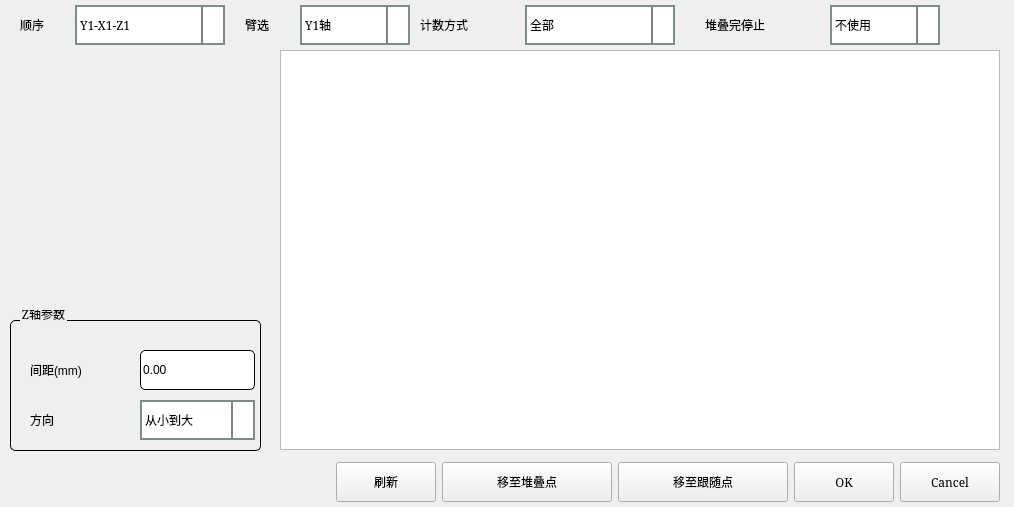
First picture: the form in dialogs/stackedit.ui, repository Jade-yun/MachineTool, before the edit.
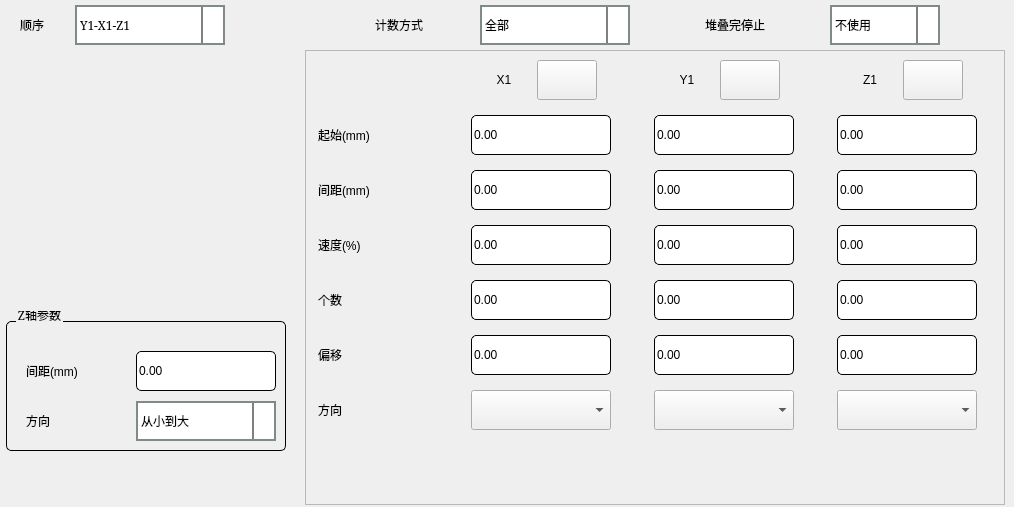
Second picture: the form after the edit. Icons and pictures are not drawn.

The edit to the form file:
```diff
--- a/dialogs/stackedit.ui
+++ b/dialogs/stackedit.ui
@@ -83,12 +83,24 @@
   <widget class="QGroupBox" name="grboxAxisZPara">
    <property name="geometry">
     <rect>
-     <x>10</x>
-     <y>310</y>
-     <width>251</width>
-     <height>141</height>
+     <x>6</x>
+     <y>311</y>
+     <width>280</width>
+     <height>140</height>
     </rect>
    </property>
+   <property name="minimumSize">
+    <size>
+     <width>280</width>
+     <height>140</height>
+    </size>
+   </property>
+   <property name="maximumSize">
+    <size>
+     <width>280</width>
+     <height>140</height>
+    </size>
+   </property>
    <property name="font">
     <font>
      <family>SimSun</family>
@@ -145,13 +157,13 @@
      <rect>
       <x>130</x>
       <y>90</y>
-      <width>115</width>
+      <width>140</width>
       <height>40</height>
      </rect>
     </property>
     <property name="minimumSize">
      <size>
-      <width>0</width>
+      <width>140</width>
       <height>40</height>
      </size>
     </property>
@@ -222,43 +234,18 @@
      <string>方向</string>
     </property>
    </widget>
-   <widget class="QLabel" name="labGap">
-    <property name="geometry">
-     <rect>
-      <x>20</x>
-      <y>40</y>
-      <width>111</width>
-      <height>40</height>
-     </rect>
-    </property>
-    <property name="minimumSize">
-     <size>
-      <width>0</width>
-      <height>40</height>
-     </size>
-    </property>
-    <property name="maximumSize">
-     <size>
-      <width>16777215</width>
-      <height>40</height>
-     </size>
-    </property>
-    <property name="text">
-     <string>间距(mm)</string>
-    </property>
-   </widget>
-   <widget class="QLineEdit" name="editGap">
+   <widget class="QLineEdit" name="editIntervalDis">
     <property name="geometry">
      <rect>
       <x>130</x>
       <y>40</y>
-      <width>115</width>
+      <width>140</width>
       <height>40</height>
      </rect>
     </property>
     <property name="minimumSize">
      <size>
-      <width>0</width>
+      <width>140</width>
       <height>40</height>
      </size>
     </property>
@@ -278,6 +265,31 @@
      <string>0.00</string>
     </property>
    </widget>
+   <widget class="QLabel" name="labIntervalDis">
+    <property name="geometry">
+     <rect>
+      <x>20</x>
+      <y>40</y>
+      <width>111</width>
+      <height>40</height>
+     </rect>
+    </property>
+    <property name="minimumSize">
+     <size>
+      <width>0</width>
+      <height>40</height>
+     </size>
+    </property>
+    <property name="maximumSize">
+     <size>
+      <width>16777215</width>
+      <height>40</height>
+     </size>
+    </property>
+    <property name="text">
+     <string>间距(mm)</string>
+    </property>
+   </widget>
   </widget>
   <widget class="QLabel" name="labOrder">
    <property name="geometry">
@@ -389,7 +401,7 @@
   <widget class="QLabel" name="labCounWay">
    <property name="geometry">
     <rect>
-     <x>420</x>
+     <x>375</x>
      <y>5</y>
      <width>101</width>
      <height>40</height>
@@ -414,7 +426,7 @@
   <widget class="QComboBox" name="coboxCountWay">
    <property name="geometry">
     <rect>
-     <x>525</x>
+     <x>480</x>
      <y>5</y>
      <width>150</width>
      <height>40</height>
@@ -548,117 +560,54 @@
     </property>
    </item>
   </widget>
-  <widget class="QTableWidget" name="tableStack">
+  <widget class="QLabel" name="labGif">
    <property name="geometry">
     <rect>
-     <x>280</x>
+     <x>20</x>
+     <y>54</y>
+     <width>250</width>
+     <height>250</height>
+    </rect>
+   </property>
+   <property name="maximumSize">
+    <size>
+     <width>250</width>
+     <height>250</height>
+    </size>
+   </property>
+   <property name="text">
+    <string/>
+   </property>
+  </widget>
+  <widget class="QStackedWidget" name="stkWgtStackWay">
+   <property name="geometry">
+    <rect>
+     <x>305</x>
      <y>50</y>
-     <width>720</width>
-     <height>400</height>
+     <width>710</width>
+     <height>460</height>
     </rect>
    </property>
-   <attribute name="horizontalHeaderMinimumSectionSize">
-    <number>180</number>
-   </attribute>
-   <attribute name="horizontalHeaderDefaultSectionSize">
-    <number>180</number>
-   </attribute>
-   <attribute name="verticalHeaderDefaultSectionSize">
-    <number>40</number>
-   </attribute>
-  </widget>
-  <widget class="QComboBox" name="coboxArmSelect">
-   <property name="geometry">
-    <rect>
-     <x>300</x>
-     <y>5</y>
-     <width>110</width>
-     <height>40</height>
-    </rect>
+   <property name="currentIndex">
+    <number>1</number>
    </property>
-   <property name="minimumSize">
-    <size>
-     <width>110</width>
-     <height>40</height>
-    </size>
-   </property>
-   <property name="maximumSize">
-    <size>
-     <width>110</width>
-     <height>40</height>
-    </size>
-   </property>
-   <property name="font">
-    <font>
-     <family>SimSun</family>
-    </font>
-   </property>
-   <property name="styleSheet">
-    <string notr="true">QComboBox::!editable {
-                      border: 2px solid #808A87; /* 边框宽度和颜色 */
-                       }
-QComboBox::drop-down {
-    subcontrol-origin: padding-right;
-    subcontrol-position: top right;
-    width: 20px; /* 下拉箭头宽度 */
-    border-left-width: 2px; /* 文本和箭头之间的分隔线宽度 */
-    border-left-color: gray; /* 文本和箭头之间的分隔线颜色 */
-    border-left-style: solid; /* 文本和箭头之间的分隔线样式 */
-}
- 
-QComboBox::down-arrow {
-    image: url(:/images/arrow_down_normal.png); /* 自定义下拉箭头图片 */
-}
-
-
-</string>
-   </property>
-   <item>
-    <property name="text">
-     <string>Y1轴</string>
-    </property>
-   </item>
-   <item>
-    <property name="text">
-     <string>Y2轴</string>
-    </property>
-   </item>
-  </widget>
-  <widget class="QLabel" name="labArmSelect">
+   <widget class="QWidget" name="page">
+    <widget class="QWidget" name="layoutWidget">
    <property name="geometry">
     <rect>
-     <x>245</x>
-     <y>5</y>
-     <width>51</width>
-     <height>40</height>
-    </rect>
-   </property>
-   <property name="minimumSize">
-    <size>
-     <width>0</width>
-     <height>40</height>
-    </size>
-   </property>
-   <property name="maximumSize">
-    <size>
-     <width>16777215</width>
-     <height>40</height>
-    </size>
-   </property>
-   <property name="text">
-    <string>臂选</string>
-   </property>
-  </widget>
-  <widget class="QWidget" name="">
-   <property name="geometry">
-    <rect>
-     <x>291</x>
-     <y>461</y>
-     <width>709</width>
-     <height>42</height>
-    </rect>
-   </property>
-   <layout class="QHBoxLayout" name="horizontalLayout">
+       <x>0</x>
+       <y>400</y>
+       <width>701</width>
+       <height>51</height>
+      </rect>
+     </property>
+     <layout class="QHBoxLayout" name="hLayoutBottomBtn">
+      <property name="topMargin">
+       <number>6</number>
+      </property>
+      <property name="bottomMargin">
+       <number>1</number>
+      </property>
     <item>
      <spacer name="horizontalSpacer">
       <property name="orientation">
@@ -850,6 +799,744 @@
     </item>
    </layout>
   </widget>
+    <widget class="QTableWidget" name="tableStack">
+     <property name="geometry">
+      <rect>
+       <x>0</x>
+       <y>0</y>
+       <width>700</width>
+       <height>400</height>
+      </rect>
+     </property>
+     <attribute name="horizontalHeaderDefaultSectionSize">
+      <number>180</number>
+     </attribute>
+     <attribute name="horizontalHeaderMinimumSectionSize">
+      <number>180</number>
+     </attribute>
+     <attribute name="verticalHeaderDefaultSectionSize">
+      <number>40</number>
+     </attribute>
+    </widget>
+   </widget>
+   <widget class="QWidget" name="pageNormalStack">
+    <widget class="QFrame" name="frameNormalStack">
+     <property name="geometry">
+      <rect>
+       <x>0</x>
+       <y>0</y>
+       <width>700</width>
+       <height>455</height>
+      </rect>
+     </property>
+     <property name="frameShape">
+      <enum>QFrame::StyledPanel</enum>
+     </property>
+     <property name="frameShadow">
+      <enum>QFrame::Raised</enum>
+     </property>
+     <widget class="QWidget" name="">
+      <property name="geometry">
+       <rect>
+        <x>10</x>
+        <y>10</y>
+        <width>667</width>
+        <height>374</height>
+       </rect>
+      </property>
+      <layout class="QGridLayout" name="gridLayout">
+       <property name="horizontalSpacing">
+        <number>40</number>
+       </property>
+       <property name="verticalSpacing">
+        <number>15</number>
+       </property>
+       <item row="1" column="0">
+        <widget class="QLabel" name="labIntervalDis_2">
+         <property name="minimumSize">
+          <size>
+           <width>110</width>
+           <height>40</height>
+          </size>
+         </property>
+         <property name="maximumSize">
+          <size>
+           <width>110</width>
+           <height>40</height>
+          </size>
+         </property>
+         <property name="text">
+          <string>起始(mm)</string>
+         </property>
+        </widget>
+       </item>
+       <item row="0" column="3">
+        <layout class="QHBoxLayout" name="horizontalLayout_3">
+         <property name="sizeConstraint">
+          <enum>QLayout::SetFixedSize</enum>
+         </property>
+         <item>
+          <widget class="QLabel" name="labAxisZ">
+           <property name="minimumSize">
+            <size>
+             <width>40</width>
+             <height>40</height>
+            </size>
+           </property>
+           <property name="maximumSize">
+            <size>
+             <width>40</width>
+             <height>40</height>
+            </size>
+           </property>
+           <property name="text">
+            <string>Z1</string>
+           </property>
+           <property name="alignment">
+            <set>Qt::AlignCenter</set>
+           </property>
+          </widget>
+         </item>
+         <item>
+          <widget class="QPushButton" name="pushButton_3">
+           <property name="minimumSize">
+            <size>
+             <width>60</width>
+             <height>40</height>
+            </size>
+           </property>
+           <property name="maximumSize">
+            <size>
+             <width>60</width>
+             <height>40</height>
+            </size>
+           </property>
+           <property name="text">
+            <string/>
+           </property>
+          </widget>
+         </item>
+        </layout>
+       </item>
+       <item row="3" column="0">
+        <widget class="QLabel" name="labIntervalDis_7">
+         <property name="minimumSize">
+          <size>
+           <width>110</width>
+           <height>40</height>
+          </size>
+         </property>
+         <property name="maximumSize">
+          <size>
+           <width>110</width>
+           <height>40</height>
+          </size>
+         </property>
+         <property name="text">
+          <string>速度(%)</string>
+         </property>
+        </widget>
+       </item>
+       <item row="0" column="2">
+        <layout class="QHBoxLayout" name="horizontalLayout_2">
+         <property name="sizeConstraint">
+          <enum>QLayout::SetFixedSize</enum>
+         </property>
+         <item>
+          <widget class="QLabel" name="labAxisY">
+           <property name="minimumSize">
+            <size>
+             <width>40</width>
+             <height>40</height>
+            </size>
+           </property>
+           <property name="maximumSize">
+            <size>
+             <width>40</width>
+             <height>40</height>
+            </size>
+           </property>
+           <property name="text">
+            <string>Y1</string>
+           </property>
+           <property name="alignment">
+            <set>Qt::AlignCenter</set>
+           </property>
+          </widget>
+         </item>
+         <item>
+          <widget class="QPushButton" name="pushButton_2">
+           <property name="minimumSize">
+            <size>
+             <width>60</width>
+             <height>40</height>
+            </size>
+           </property>
+           <property name="maximumSize">
+            <size>
+             <width>60</width>
+             <height>40</height>
+            </size>
+           </property>
+           <property name="text">
+            <string/>
+           </property>
+          </widget>
+         </item>
+        </layout>
+       </item>
+       <item row="0" column="1">
+        <layout class="QHBoxLayout" name="horizontalLayout">
+         <property name="sizeConstraint">
+          <enum>QLayout::SetMaximumSize</enum>
+         </property>
+         <item>
+          <widget class="QLabel" name="labAxisX">
+           <property name="minimumSize">
+            <size>
+             <width>40</width>
+             <height>40</height>
+            </size>
+           </property>
+           <property name="maximumSize">
+            <size>
+             <width>40</width>
+             <height>40</height>
+            </size>
+           </property>
+           <property name="text">
+            <string>X1</string>
+           </property>
+           <property name="alignment">
+            <set>Qt::AlignCenter</set>
+           </property>
+          </widget>
+         </item>
+         <item>
+          <widget class="QPushButton" name="pushButton">
+           <property name="minimumSize">
+            <size>
+             <width>60</width>
+             <height>40</height>
+            </size>
+           </property>
+           <property name="maximumSize">
+            <size>
+             <width>60</width>
+             <height>40</height>
+            </size>
+           </property>
+           <property name="text">
+            <string/>
+           </property>
+          </widget>
+         </item>
+        </layout>
+       </item>
+       <item row="4" column="0">
+        <widget class="QLabel" name="labIntervalDis_8">
+         <property name="minimumSize">
+          <size>
+           <width>110</width>
+           <height>40</height>
+          </size>
+         </property>
+         <property name="maximumSize">
+          <size>
+           <width>110</width>
+           <height>40</height>
+          </size>
+         </property>
+         <property name="text">
+          <string>个数</string>
+         </property>
+        </widget>
+       </item>
+       <item row="2" column="1">
+        <widget class="QLineEdit" name="editIntervalDis0">
+         <property name="minimumSize">
+          <size>
+           <width>140</width>
+           <height>40</height>
+          </size>
+         </property>
+         <property name="maximumSize">
+          <size>
+           <width>140</width>
+           <height>40</height>
+          </size>
+         </property>
+         <property name="styleSheet">
+          <string notr="true">QLineEdit {
+border-radius: 5px;
+border: 1px solid #000000;
+}</string>
+         </property>
+         <property name="text">
+          <string>0.00</string>
+         </property>
+        </widget>
+       </item>
+       <item row="2" column="0">
+        <widget class="QLabel" name="labIntervalDis_6">
+         <property name="minimumSize">
+          <size>
+           <width>110</width>
+           <height>40</height>
+          </size>
+         </property>
+         <property name="maximumSize">
+          <size>
+           <width>110</width>
+           <height>40</height>
+          </size>
+         </property>
+         <property name="text">
+          <string>间距(mm)</string>
+         </property>
+        </widget>
+       </item>
+       <item row="3" column="1">
+        <widget class="QLineEdit" name="editGap_8">
+         <property name="minimumSize">
+          <size>
+           <width>140</width>
+           <height>40</height>
+          </size>
+         </property>
+         <property name="maximumSize">
+          <size>
+           <width>140</width>
+           <height>40</height>
+          </size>
+         </property>
+         <property name="styleSheet">
+          <string notr="true">QLineEdit {
+border-radius: 5px;
+border: 1px solid #000000;
+}</string>
+         </property>
+         <property name="text">
+          <string>0.00</string>
+         </property>
+        </widget>
+       </item>
+       <item row="2" column="3">
+        <widget class="QLineEdit" name="editIntervalDis2">
+         <property name="minimumSize">
+          <size>
+           <width>140</width>
+           <height>40</height>
+          </size>
+         </property>
+         <property name="maximumSize">
+          <size>
+           <width>140</width>
+           <height>40</height>
+          </size>
+         </property>
+         <property name="styleSheet">
+          <string notr="true">QLineEdit {
+border-radius: 5px;
+border: 1px solid #000000;
+}</string>
+         </property>
+         <property name="text">
+          <string>0.00</string>
+         </property>
+        </widget>
+       </item>
+       <item row="1" column="2">
+        <widget class="QLineEdit" name="editStart1">
+         <property name="minimumSize">
+          <size>
+           <width>140</width>
+           <height>40</height>
+          </size>
+         </property>
+         <property name="maximumSize">
+          <size>
+           <width>140</width>
+           <height>40</height>
+          </size>
+         </property>
+         <property name="styleSheet">
+          <string notr="true">QLineEdit {
+border-radius: 5px;
+border: 1px solid #000000;
+}</string>
+         </property>
+         <property name="text">
+          <string>0.00</string>
+         </property>
+        </widget>
+       </item>
+       <item row="3" column="3">
+        <widget class="QLineEdit" name="editGap_10">
+         <property name="minimumSize">
+          <size>
+           <width>140</width>
+           <height>40</height>
+          </size>
+         </property>
+         <property name="maximumSize">
+          <size>
+           <width>140</width>
+           <height>40</height>
+          </size>
+         </property>
+         <property name="styleSheet">
+          <string notr="true">QLineEdit {
+border-radius: 5px;
+border: 1px solid #000000;
+}</string>
+         </property>
+         <property name="text">
+          <string>0.00</string>
+         </property>
+        </widget>
+       </item>
+       <item row="4" column="2">
+        <widget class="QLineEdit" name="editGap_12">
+         <property name="minimumSize">
+          <size>
+           <width>140</width>
+           <height>40</height>
+          </size>
+         </property>
+         <property name="maximumSize">
+          <size>
+           <width>140</width>
+           <height>40</height>
+          </size>
+         </property>
+         <property name="styleSheet">
+          <string notr="true">QLineEdit {
+border-radius: 5px;
+border: 1px solid #000000;
+}</string>
+         </property>
+         <property name="text">
+          <string>0.00</string>
+         </property>
+        </widget>
+       </item>
+       <item row="2" column="2">
+        <widget class="QLineEdit" name="editIntervalDis1">
+         <property name="minimumSize">
+          <size>
+           <width>140</width>
+           <height>40</height>
+          </size>
+         </property>
+         <property name="maximumSize">
+          <size>
+           <width>140</width>
+           <height>40</height>
+          </size>
+         </property>
+         <property name="styleSheet">
+          <string notr="true">QLineEdit {
+border-radius: 5px;
+border: 1px solid #000000;
+}</string>
+         </property>
+         <property name="text">
+          <string>0.00</string>
+         </property>
+        </widget>
+       </item>
+       <item row="3" column="2">
+        <widget class="QLineEdit" name="editGap_9">
+         <property name="minimumSize">
+          <size>
+           <width>140</width>
+           <height>40</height>
+          </size>
+         </property>
+         <property name="maximumSize">
+          <size>
+           <width>140</width>
+           <height>40</height>
+          </size>
+         </property>
+         <property name="styleSheet">
+          <string notr="true">QLineEdit {
+border-radius: 5px;
+border: 1px solid #000000;
+}</string>
+         </property>
+         <property name="text">
+          <string>0.00</string>
+         </property>
+        </widget>
+       </item>
+       <item row="1" column="3">
+        <widget class="QLineEdit" name="editStart2">
+         <property name="minimumSize">
+          <size>
+           <width>140</width>
+           <height>40</height>
+          </size>
+         </property>
+         <property name="maximumSize">
+          <size>
+           <width>140</width>
+           <height>40</height>
+          </size>
+         </property>
+         <property name="styleSheet">
+          <string notr="true">QLineEdit {
+border-radius: 5px;
+border: 1px solid #000000;
+}</string>
+         </property>
+         <property name="text">
+          <string>0.00</string>
+         </property>
+        </widget>
+       </item>
+       <item row="1" column="1">
+        <widget class="QLineEdit" name="editStart0">
+         <property name="minimumSize">
+          <size>
+           <width>140</width>
+           <height>40</height>
+          </size>
+         </property>
+         <property name="maximumSize">
+          <size>
+           <width>140</width>
+           <height>40</height>
+          </size>
+         </property>
+         <property name="styleSheet">
+          <string notr="true">QLineEdit {
+border-radius: 5px;
+border: 1px solid #000000;
+}</string>
+         </property>
+         <property name="text">
+          <string>0.00</string>
+         </property>
+        </widget>
+       </item>
+       <item row="4" column="3">
+        <widget class="QLineEdit" name="editGap_13">
+         <property name="minimumSize">
+          <size>
+           <width>140</width>
+           <height>40</height>
+          </size>
+         </property>
+         <property name="maximumSize">
+          <size>
+           <width>140</width>
+           <height>40</height>
+          </size>
+         </property>
+         <property name="styleSheet">
+          <string notr="true">QLineEdit {
+border-radius: 5px;
+border: 1px solid #000000;
+}</string>
+         </property>
+         <property name="text">
+          <string>0.00</string>
+         </property>
+        </widget>
+       </item>
+       <item row="5" column="0">
+        <widget class="QLabel" name="labIntervalDis_9">
+         <property name="minimumSize">
+          <size>
+           <width>110</width>
+           <height>40</height>
+          </size>
+         </property>
+         <property name="maximumSize">
+          <size>
+           <width>110</width>
+           <height>40</height>
+          </size>
+         </property>
+         <property name="text">
+          <string>偏移</string>
+         </property>
+        </widget>
+       </item>
+       <item row="6" column="0">
+        <widget class="QLabel" name="labIntervalDis_10">
+         <property name="minimumSize">
+          <size>
+           <width>110</width>
+           <height>40</height>
+          </size>
+         </property>
+         <property name="maximumSize">
+          <size>
+           <width>110</width>
+           <height>40</height>
+          </size>
+         </property>
+         <property name="text">
+          <string>方向</string>
+         </property>
+        </widget>
+       </item>
+       <item row="4" column="1">
+        <widget class="QLineEdit" name="editGap_11">
+         <property name="minimumSize">
+          <size>
+           <width>140</width>
+           <height>40</height>
+          </size>
+         </property>
+         <property name="maximumSize">
+          <size>
+           <width>140</width>
+           <height>40</height>
+          </size>
+         </property>
+         <property name="styleSheet">
+          <string notr="true">QLineEdit {
+border-radius: 5px;
+border: 1px solid #000000;
+}</string>
+         </property>
+         <property name="text">
+          <string>0.00</string>
+         </property>
+        </widget>
+       </item>
+       <item row="5" column="1">
+        <widget class="QLineEdit" name="editGap_14">
+         <property name="minimumSize">
+          <size>
+           <width>140</width>
+           <height>40</height>
+          </size>
+         </property>
+         <property name="maximumSize">
+          <size>
+           <width>140</width>
+           <height>40</height>
+          </size>
+         </property>
+         <property name="styleSheet">
+          <string notr="true">QLineEdit {
+border-radius: 5px;
+border: 1px solid #000000;
+}</string>
+         </property>
+         <property name="text">
+          <string>0.00</string>
+         </property>
+        </widget>
+       </item>
+       <item row="5" column="2">
+        <widget class="QLineEdit" name="editGap_16">
+         <property name="minimumSize">
+          <size>
+           <width>140</width>
+           <height>40</height>
+          </size>
+         </property>
+         <property name="maximumSize">
+          <size>
+           <width>140</width>
+           <height>40</height>
+          </size>
+         </property>
+         <property name="styleSheet">
+          <string notr="true">QLineEdit {
+border-radius: 5px;
+border: 1px solid #000000;
+}</string>
+         </property>
+         <property name="text">
+          <string>0.00</string>
+         </property>
+        </widget>
+       </item>
+       <item row="5" column="3">
+        <widget class="QLineEdit" name="editGap_18">
+         <property name="minimumSize">
+          <size>
+           <width>140</width>
+           <height>40</height>
+          </size>
+         </property>
+         <property name="maximumSize">
+          <size>
+           <width>140</width>
+           <height>40</height>
+          </size>
+         </property>
+         <property name="styleSheet">
+          <string notr="true">QLineEdit {
+border-radius: 5px;
+border: 1px solid #000000;
+}</string>
+         </property>
+         <property name="text">
+          <string>0.00</string>
+         </property>
+        </widget>
+       </item>
+       <item row="6" column="1">
+        <widget class="QComboBox" name="comboBox">
+         <property name="minimumSize">
+          <size>
+           <width>0</width>
+           <height>40</height>
+          </size>
+         </property>
+         <property name="maximumSize">
+          <size>
+           <width>16777215</width>
+           <height>40</height>
+          </size>
+         </property>
+        </widget>
+       </item>
+       <item row="6" column="2">
+        <widget class="QComboBox" name="comboBox_2">
+         <property name="minimumSize">
+          <size>
+           <width>0</width>
+           <height>40</height>
+          </size>
+         </property>
+         <property name="maximumSize">
+          <size>
+           <width>16777215</width>
+           <height>40</height>
+          </size>
+         </property>
+        </widget>
+       </item>
+       <item row="6" column="3">
+        <widget class="QComboBox" name="comboBox_3">
+         <property name="minimumSize">
+          <size>
+           <width>0</width>
+           <height>40</height>
+          </size>
+         </property>
+         <property name="maximumSize">
+          <size>
+           <width>16777215</width>
+           <height>40</height>
+          </size>
+         </property>
+        </widget>
+       </item>
+      </layout>
+     </widget>
+    </widget>
+   </widget>
+  </widget>
  </widget>
  <resources>
   <include location="images.qrc"/>
```
Left out of the diff: 6 changed lines with no effect on the pictures. Lines whose indentation alone changed are shown as unchanged.
